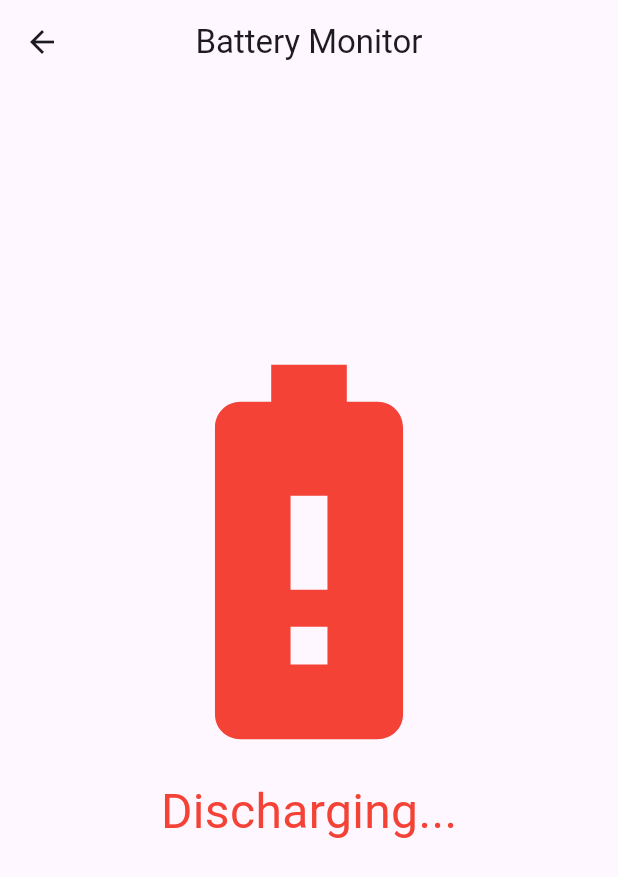
After one commit to Brenda309/social_autho, a Flutter app: the screen it shows once a user with an empty profile is signed in, after a tap on "Check Battery Status", on a phone screen of 412 x 824 dp. The commit adds this screen. Shown: the top 877 px of the screen. Run offline on Flutter 3.47's test engine with Material 3 defaults, Android fonts, the light colour scheme and no system bars; our stand-ins replace audioplayers, battery_plus, connectivity_plus, firebase_auth, firebase_core, fluttertoast and 2 more; accounts and stored records are empty; statements that could not run were skipped.

Commit message:
Add the battery level tracking

```diff
--- a/lib/pages/home_page.dart
+++ b/lib/pages/home_page.dart
@@ -1,8 +1,9 @@
 import 'package:flutter/material.dart';
 import 'package:firebase_auth/firebase_auth.dart';
-import '../ Battery/connectivity_service.dart';
+import '../services/battery.dart';
+import '../services/connectivity_service.dart';
 import 'main_scaffold.dart';
- // Import the new connectivity page
+
 
 class HomePage extends StatelessWidget {
   HomePage({super.key});
@@ -31,6 +32,16 @@ class HomePage extends StatelessWidget {
             },
             child: Text('Check Internet Connectivity'),
           ),
+          SizedBox(height: 20),  // Add some spacing
+          ElevatedButton(
+            onPressed: () {
+              Navigator.push(
+                context,
+                MaterialPageRoute(builder: (context) => BatteryPage()), // Navigate to BatteryPage
+              );
+            },
+            child: Text('Check Battery Status'),
+          ),
         ],
       ),
     );
--- /dev/null
+++ b/lib/services/battery.dart
@@ -0,0 +1,136 @@
+import 'dart:async';
+import 'package:flutter/material.dart';
+import 'package:battery_plus/battery_plus.dart';
+import 'package:audioplayers/audioplayers.dart';
+import 'package:fluttertoast/fluttertoast.dart';
+
+class BatteryPage extends StatefulWidget {
+  @override
+  _BatteryPageState createState() => _BatteryPageState();
+}
+
+class _BatteryPageState extends State<BatteryPage> {
+  final battery = Battery();
+  int batteryLevel = 100;
+  BatteryState batteryState = BatteryState.full;
+
+  Timer? timer;
+  StreamSubscription<BatteryState>? subscription;
+  final AudioCache audioCache = AudioCache();
+
+  @override
+  void initState() {
+    super.initState();
+    listenBatteryLevel();
+    listenBatteryState();
+  }
+
+  void listenBatteryState() {
+    subscription = battery.onBatteryStateChanged.listen((BatteryState state) {
+      setState(() {
+        batteryState = state;
+      });
+
+      if (batteryState == BatteryState.charging && batteryLevel >= 90) {
+        playSoundAndShowToast();
+      }
+    });
+  }
+
+  void listenBatteryLevel() {
+    updateBatteryLevel();
+
+    timer = Timer.periodic(
+      Duration(seconds: 10),
+          (_) async => updateBatteryLevel(),
+    );
+  }
+
+  Future updateBatteryLevel() async {
+    final level = await battery.batteryLevel;
+    setState(() {
+      batteryLevel = level;
+    });
+
+    if (batteryState == BatteryState.charging && batteryLevel >= 90) {
+      playSoundAndShowToast();
+    }
+  }
+
+  void playSoundAndShowToast() async {
+    // Play the sound from the local asset
+    await audioCache.play('notification-9-158194.mp3');
+    Fluttertoast.showToast(
+      msg: 'Battery level is above 90%',
+      toastLength: Toast.LENGTH_LONG,
+      gravity: ToastGravity.BOTTOM,
+    );
+  }
+
+  @override
+  void dispose() {
+    timer?.cancel();
+    subscription?.cancel();
+    super.dispose();
+  }
+
+  @override
+  Widget build(BuildContext context) => Scaffold(
+    appBar: AppBar(
+      title: Text("Battery Monitor"),
+      centerTitle: true,
+    ),
+    body: Center(
+      child: Column(
+        mainAxisAlignment: MainAxisAlignment.center,
+        children: [
+          buildBatteryState(batteryState),
+          const SizedBox(height: 32),
+          buildBatteryLevel(batteryLevel),
+        ],
+      ),
+    ),
+  );
+
+  Widget buildBatteryState(BatteryState state) {
+    final style = TextStyle(fontSize: 32, color: Colors.white);
+    final double size = 300;
+
+    switch (state) {
+      case BatteryState.full:
+        final color = Colors.green;
+        return Column(
+          children: [
+            Icon(Icons.battery_full, size: size, color: color),
+            Text('Full!', style: style.copyWith(color: color)),
+          ],
+        );
+      case BatteryState.charging:
+        final color = Colors.green;
+        return Column(
+          children: [
+            Icon(Icons.battery_charging_full, size: size, color: color),
+            Text('Charging...', style: style.copyWith(color: color)),
+          ],
+        );
+      case BatteryState.discharging:
+      default:
+        final color = Colors.red;
+        return Column(
+          children: [
+            Icon(Icons.battery_alert, size: size, color: color),
+            Text('Discharging...', style: style.copyWith(color: color)),
+          ],
+        );
+    }
+  }
+
+  Widget buildBatteryLevel(int level) => Text(
+    '$level%',
+    style: TextStyle(
+      fontSize: 46,
+      color: Colors.white,
+      fontWeight: FontWeight.bold,
+    ),
+  );
+}
```
Also changed, not shown: pubspec.yaml (+4 -67 lines), lib/services/connectivity_service.dart (renamed from lib/ Battery/connectivity_service.dart), pubspec.lock, 3 other files.
